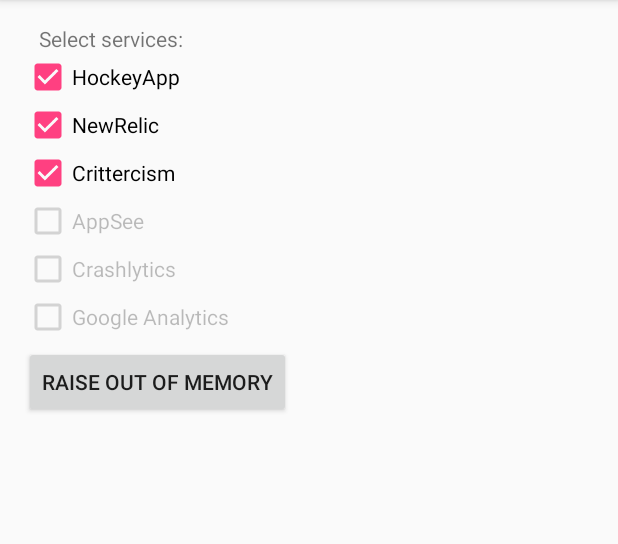
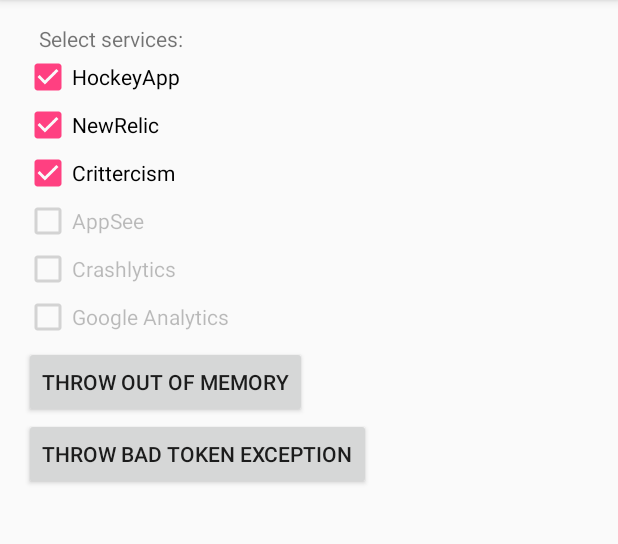
Before and after one commit to YK1007/crashdroid, an Android app: the screen it shows after launch (MainActivity), on a phone screen of 412 x 824 dp, the part 84-628 px from its top. Run offline under Robolectric (Android 15) with nearby library versions, the phone set to English and light mode, and no system bars; our stand-ins replace ButterKnife.

Commit message:
MA-2106 simulate BadTokenException.

```diff
--- a/app/src/main/java/com/namshi/crashdroid/MainActivity.java
+++ b/app/src/main/java/com/namshi/crashdroid/MainActivity.java
@@ -1,5 +1,6 @@
 package com.namshi.crashdroid;
 
+import android.app.Activity;
 import android.os.Bundle;
 import android.support.v7.app.AppCompatActivity;
 import android.util.SparseArray;
@@ -20,6 +21,7 @@ public class MainActivity extends AppCompatActivity implements MainView, OnCheck
     @Bind(R.id.servicesLayout)
     LinearLayout servicesLayout;
 
+    Activity deadActivity;
     MainPresenter presenter;
 
     @Override
@@ -70,4 +72,8 @@ public class MainActivity extends AppCompatActivity implements MainView, OnCheck
         presenter.throwOutOfMemory();
     }
 
+    @OnClick(R.id.buttonBadTokenException)
+    public void onBadTokenExceptionClick(View v) {
+        presenter.throwBadTokenException();
+    }
 }
--- a/app/src/main/java/com/namshi/crashdroid/MainPresenter.java
+++ b/app/src/main/java/com/namshi/crashdroid/MainPresenter.java
@@ -1,4 +1,6 @@
 package com.namshi.crashdroid;
+
+import android.content.Intent;
 
 /**
  * Created by vgaidarji on 10/15/15.
@@ -8,4 +10,5 @@ public interface MainPresenter {
     void onResume();
     void onServiceChecked(int checkedServiceId, boolean isChecked);
     void throwOutOfMemory();
+    void throwBadTokenException();
 }
--- a/app/src/main/java/com/namshi/crashdroid/MainPresenterImpl.java
+++ b/app/src/main/java/com/namshi/crashdroid/MainPresenterImpl.java
@@ -2,6 +2,7 @@ package com.namshi.crashdroid;
 
 import android.content.Context;
 import android.util.SparseArray;
+import android.view.WindowManager.BadTokenException;
 
 import com.namshi.crashdroid.service.CrashService;
 
@@ -11,10 +12,12 @@ import com.namshi.crashdroid.service.CrashService;
 public class MainPresenterImpl implements MainPresenter {
 
     MainView mainView;
+    Context context;
     CrashServicesInteractor crashServicesInteractor;
 
     public MainPresenterImpl(MainView mainView, Context context) {
         this.mainView = mainView;
+        this.context = context;
         crashServicesInteractor = new CrashServicesInteractorImpl(context);
     }
 
@@ -39,4 +42,9 @@ public class MainPresenterImpl implements MainPresenter {
     public void throwOutOfMemory() {
         throw new OutOfMemoryError("Test OutOfMemory error");
     }
+
+    @Override
+    public void throwBadTokenException() {
+        throw new BadTokenException("Test BadTokenException");
+    }
 }
--- a/app/src/main/res/layout/activity_main.xml
+++ b/app/src/main/res/layout/activity_main.xml
@@ -29,7 +29,13 @@
     <Button
         android:layout_width="wrap_content"
         android:layout_height="wrap_content"
-        android:text="@string/raise_out_of_memory"
+        android:text="@string/throw_out_of_memory"
         android:id="@+id/buttonOutOfMemory"/>
 
+    <Button
+        android:layout_width="wrap_content"
+        android:layout_height="wrap_content"
+        android:text="@string/throw_bad_token_exception"
+        android:id="@+id/buttonBadTokenException"/>
+
 </LinearLayout>
--- a/app/src/main/res/values/strings.xml
+++ b/app/src/main/res/values/strings.xml
@@ -7,5 +7,6 @@
     <string name="app_see">AppSee</string>
     <string name="crashlytics">Crashlytics</string>
     <string name="google_analytics">Google Analytics</string>
-    <string name="raise_out_of_memory">Raise "Out Of Memory"</string>
+    <string name="throw_out_of_memory">Throw "Out Of Memory"</string>
+    <string name="throw_bad_token_exception">Throw "Bad Token Exception"</string>
 </resources>
```
